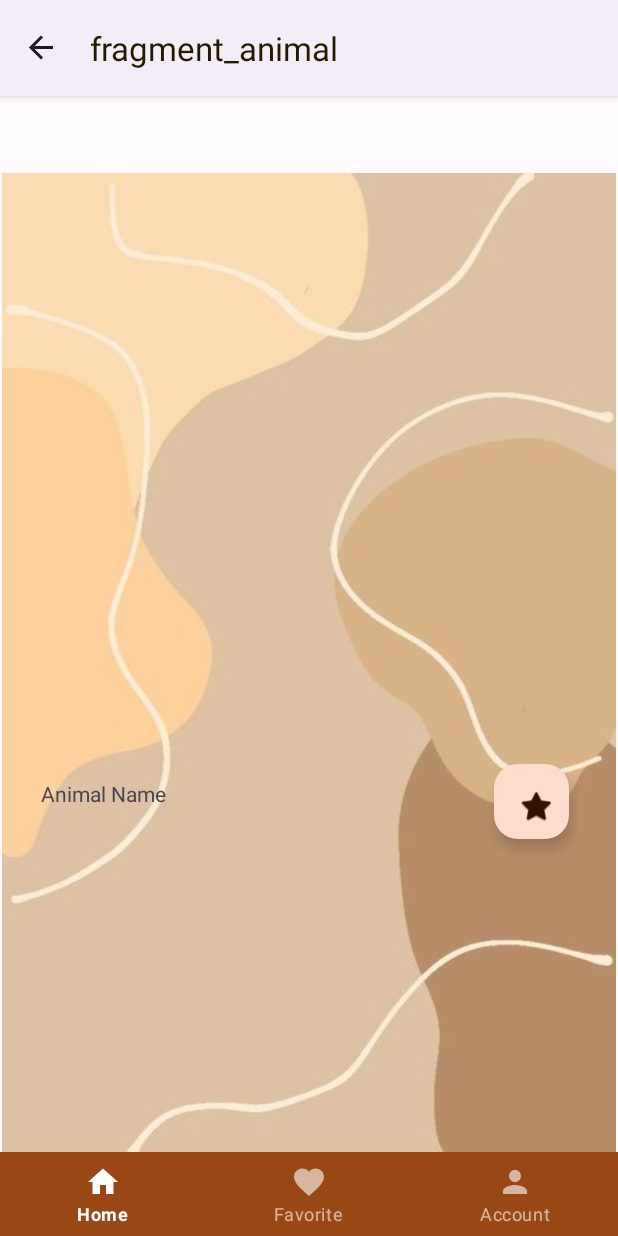
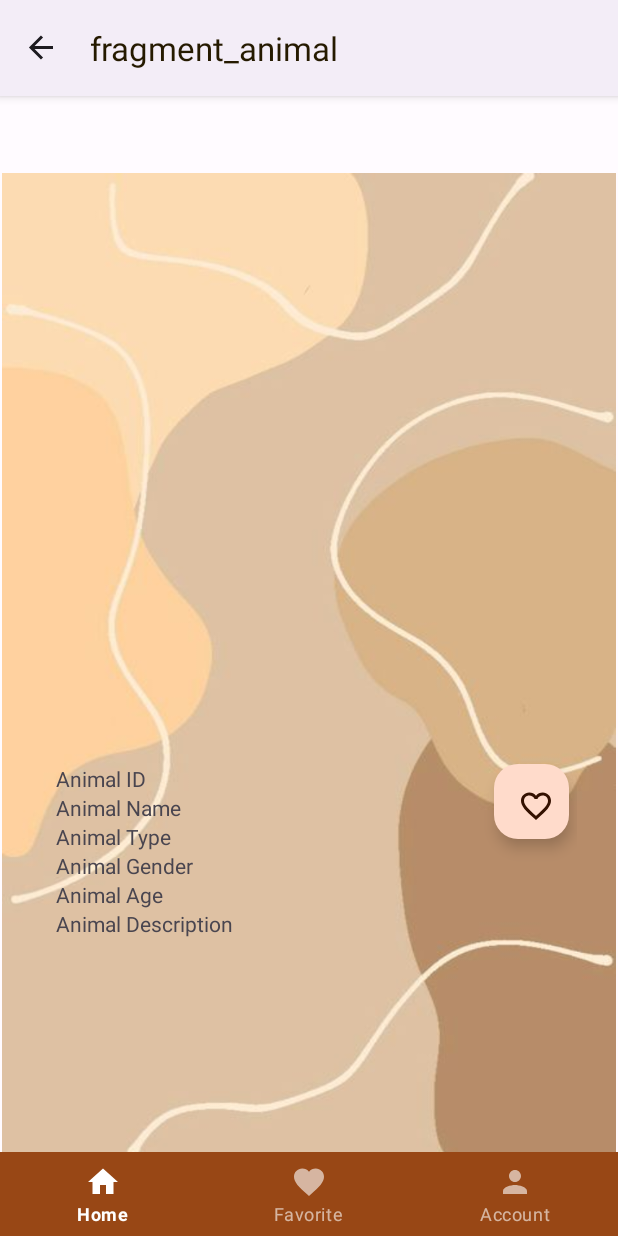
Before and after one commit to mahrukh-dev/PetFinderApp_Kotlin, an Android app: the AnimalFragment screen opened through its navigation route, on a phone screen of 412 x 824 dp. Run offline under Robolectric (Android 15) with nearby library versions, the phone set to English and light mode, and no system bars; our stand-ins replace navigation-ui, sdp/ssp sizes.

Commit message:
animal fragment UI modified

```diff
--- a/app/src/main/res/layout/fragment_animal.xml
+++ b/app/src/main/res/layout/fragment_animal.xml
@@ -23,10 +23,9 @@
         android:id="@+id/animal_text_name"
         android:layout_width="wrap_content"
         android:layout_height="wrap_content"
-        android:layout_marginTop="20dp"
         android:text="Animal Name"
-        app:layout_constraintStart_toStartOf="@+id/animal_img"
-        app:layout_constraintTop_toBottomOf="@+id/animal_img" />
+        app:layout_constraintStart_toStartOf="@+id/animal_text_id"
+        app:layout_constraintTop_toBottomOf="@+id/animal_text_id" />
 
     <com.google.android.material.floatingactionbutton.FloatingActionButton
         android:id="@+id/animal_btn_fav"
@@ -35,10 +34,52 @@
         android:layout_marginTop="10dp"
         android:layout_marginEnd="5dp"
         android:clickable="true"
-        android:src="@android:drawable/btn_star"
+        android:contentDescription="add/remove favorite pet"
+        android:src="@drawable/heart_border"
         app:layout_constraintEnd_toEndOf="@+id/animal_img"
-        app:layout_constraintTop_toBottomOf="@+id/animal_img"
-        android:contentDescription="add/remove favorite pet" />
+        app:layout_constraintTop_toBottomOf="@+id/animal_img" />
+
+    <TextView
+        android:id="@+id/animal_text_type"
+        android:layout_width="wrap_content"
+        android:layout_height="wrap_content"
+        android:text="Animal Type"
+        app:layout_constraintStart_toStartOf="@+id/animal_text_name"
+        app:layout_constraintTop_toBottomOf="@+id/animal_text_name" />
+
+    <TextView
+        android:id="@+id/animal_text_gender"
+        android:layout_width="wrap_content"
+        android:layout_height="wrap_content"
+        android:text="Animal Gender"
+        app:layout_constraintStart_toStartOf="@+id/animal_text_type"
+        app:layout_constraintTop_toBottomOf="@+id/animal_text_type" />
+
+    <TextView
+        android:id="@+id/animal_text_age"
+        android:layout_width="wrap_content"
+        android:layout_height="wrap_content"
+        android:text="Animal Age"
+        app:layout_constraintStart_toStartOf="@+id/animal_text_gender"
+        app:layout_constraintTop_toBottomOf="@+id/animal_text_gender" />
+
+    <TextView
+        android:id="@+id/animal_text_description"
+        android:layout_width="wrap_content"
+        android:layout_height="wrap_content"
+        android:text="Animal Description"
+        app:layout_constraintStart_toStartOf="@+id/animal_text_age"
+        app:layout_constraintTop_toBottomOf="@+id/animal_text_age" />
+
+    <TextView
+        android:id="@+id/animal_text_id"
+        android:layout_width="wrap_content"
+        android:layout_height="wrap_content"
+        android:layout_marginStart="10dp"
+        android:layout_marginTop="10dp"
+        android:text="Animal ID"
+        app:layout_constraintStart_toStartOf="@+id/animal_img"
+        app:layout_constraintTop_toBottomOf="@+id/animal_img" />
 
 
 </androidx.constraintlayout.widget.ConstraintLayout>
```
